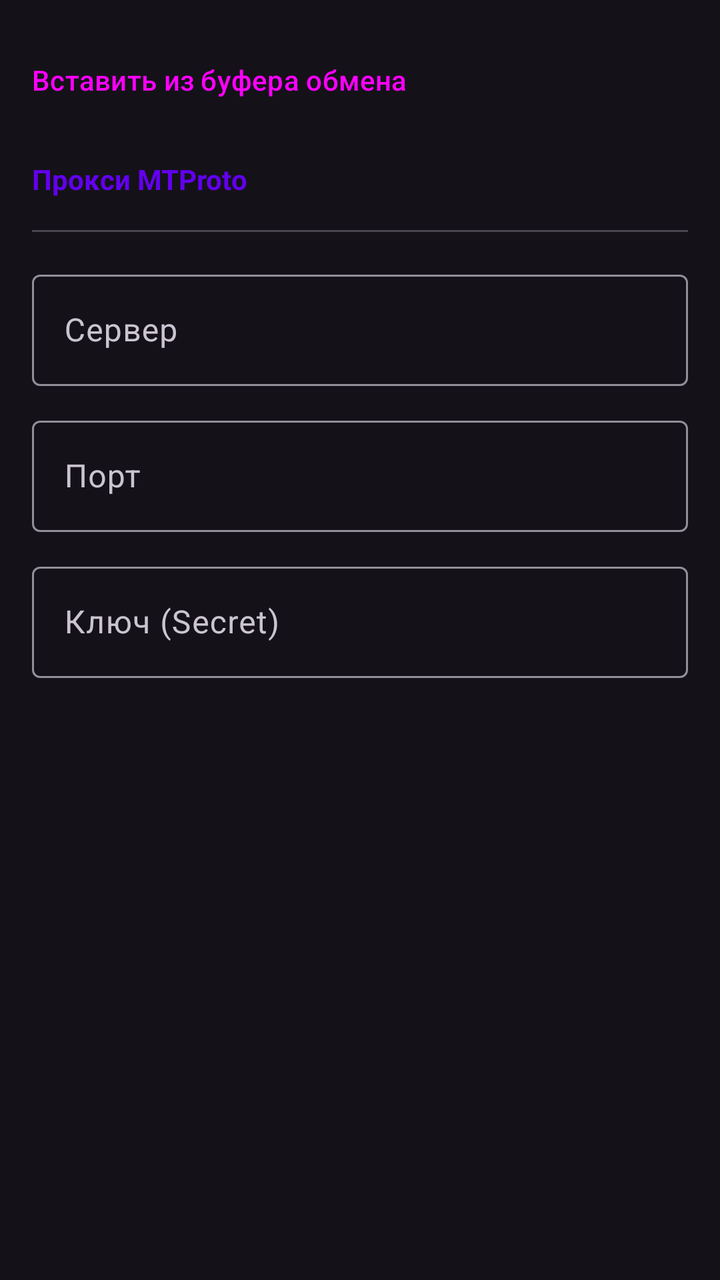
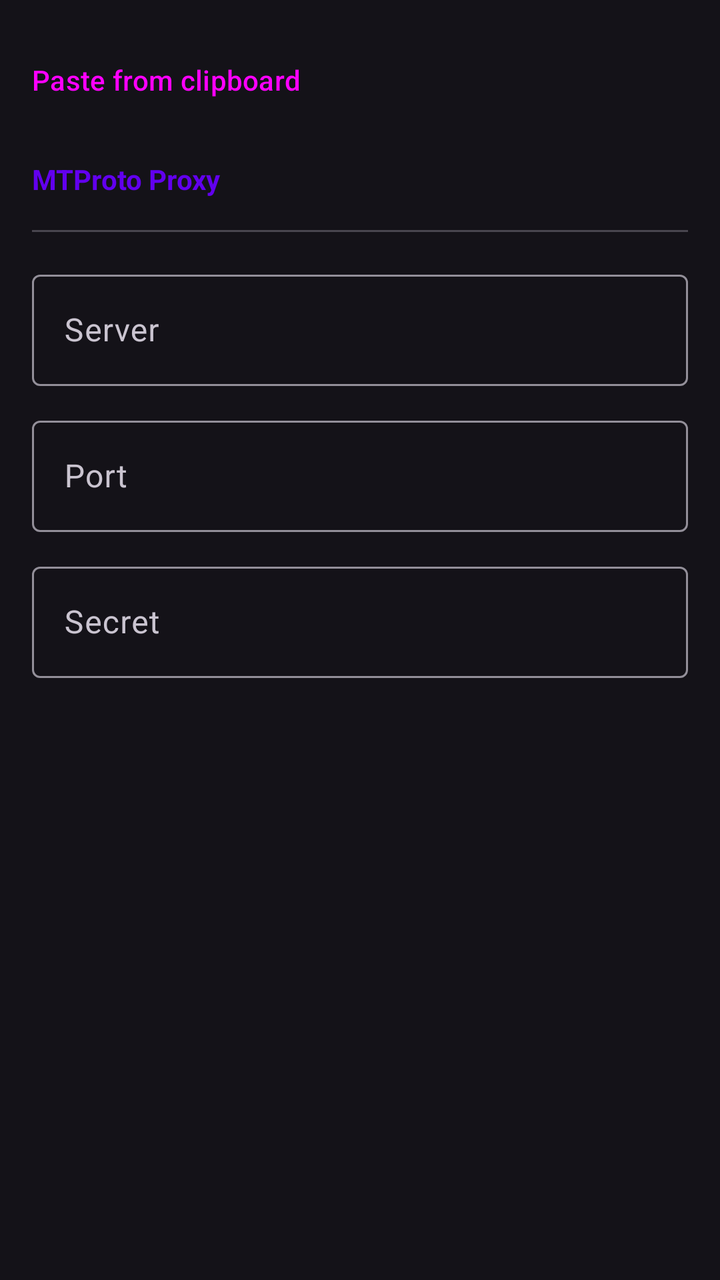

Two renders of the same Android screen: before a commit and after it. Below are the layout's source before the change and the commit's diff.
<!-- AndroidManifest.xml: application theme Theme.TelegramNewsReader -->
<!-- res/layout/dialog_proxy_add.xml -->
<?xml version="1.0" encoding="utf-8"?>
<ScrollView xmlns:android="http://schemas.android.com/apk/res/android"
    android:layout_width="match_parent"
    android:layout_height="wrap_content">

    <LinearLayout
        android:layout_width="match_parent"
        android:layout_height="wrap_content"
        android:orientation="vertical"
        android:padding="16dp">

        <Button
            android:id="@+id/btn_paste_inline"
            style="@style/Widget.Material3.Button.TextButton"
            android:layout_width="match_parent"
            android:layout_height="wrap_content"
            android:text="Вставить из буфера обмена"
            android:gravity="start|center_vertical"
            android:paddingStart="0dp"
            android:layout_marginBottom="16dp" />

        <TextView
            android:layout_width="wrap_content"
            android:layout_height="wrap_content"
            android:text="Прокси MTProto"
            android:textColor="?attr/colorPrimary"
            android:textStyle="bold"
            android:layout_marginBottom="16dp" />

        <View
            android:layout_width="match_parent"
            android:layout_height="1dp"
            android:background="?attr/colorOutlineVariant"
            android:layout_marginBottom="16dp" />

        <com.google.android.material.textfield.TextInputLayout
            android:layout_width="match_parent"
            android:layout_height="wrap_content"
            android:hint="Сервер"
            style="@style/Widget.Material3.TextInputLayout.OutlinedBox"
            android:layout_marginBottom="12dp">
            <com.google.android.material.textfield.TextInputEditText
                android:id="@+id/et_proxy_host"
                android:layout_width="match_parent"
                android:layout_height="wrap_content"
                android:inputType="textUri" />
        </com.google.android.material.textfield.TextInputLayout>

        <com.google.android.material.textfield.TextInputLayout
            android:layout_width="match_parent"
            android:layout_height="wrap_content"
            android:hint="Порт"
            style="@style/Widget.Material3.TextInputLayout.OutlinedBox"
            android:layout_marginBottom="12dp">
            <com.google.android.material.textfield.TextInputEditText
                android:id="@+id/et_proxy_port"
                android:layout_width="match_parent"
                android:layout_height="wrap_content"
                android:inputType="number" />
        </com.google.android.material.textfield.TextInputLayout>

        <com.google.android.material.textfield.TextInputLayout
            android:layout_width="match_parent"
            android:layout_height="wrap_content"
            android:hint="Ключ (Secret)"
            style="@style/Widget.Material3.TextInputLayout.OutlinedBox"
            android:layout_marginBottom="16dp">
            <com.google.android.material.textfield.TextInputEditText
                android:id="@+id/et_proxy_secret"
                android:layout_width="match_parent"
                android:layout_height="wrap_content"
                android:inputType="textVisiblePassword" />
        </com.google.android.material.textfield.TextInputLayout>

        <Button
            android:id="@+id/btn_delete_proxy_inline"
            style="@style/Widget.Material3.Button.TextButton"
            android:layout_width="match_parent"
            android:layout_height="wrap_content"
            android:text="Удалить"
            android:textColor="?attr/colorError"
            android:gravity="start|center_vertical"
            android:paddingStart="0dp"
            android:visibility="gone" />

    </LinearLayout>
</ScrollView>
<!-- resources referenced by this layout -->
<resources>
  <style name="Theme.TelegramNewsReader" parent="Theme.TelegramNewsReader.Purple" />
  <style name="Theme.TelegramNewsReader.Purple" parent="Theme.Material3.Dark.NoActionBar">
          <item name="colorPrimary">@color/purple_500</item>
          <item name="colorPrimaryVariant">@color/purple_700</item>
          <item name="colorOnPrimary">@color/white</item>
          <item name="android:statusBarColor">?attr/colorPrimaryVariant</item>
          <item name="actionBarStyle">@style/CustomActionBarStyle</item>
      </style>
  <color name="purple_500">#FF6200EE</color>
  <color name="purple_700">#FF3700B3</color>
  <color name="white">#FFFFFFFF</color>
  <style name="CustomActionBarStyle" parent="Widget.Material3.ActionBar.Solid">
          <item name="titleTextStyle">@style/CustomActionBarTitle</item>
          <item name="android:titleTextStyle">@style/CustomActionBarTitle</item>
      </style>
  <style name="CustomActionBarTitle" parent="TextAppearance.Material3.ActionBar.Title">
          <item name="android:textSize">18sp</item>
          <item name="android:textStyle">bold</item>
          <item name="android:textColor">@color/white</item>
          <item name="android:gravity">center</item>
          <item name="android:layout_gravity">center</item>
      </style>
</resources>

<!-- the commit's change to res/layout/dialog_proxy_add.xml (unified diff, before → after) -->
@@ -14,7 +14,7 @@
             style="@style/Widget.Material3.Button.TextButton"
             android:layout_width="match_parent"
             android:layout_height="wrap_content"
-            android:text="Вставить из буфера обмена"
+            android:text="@string/paste_from_clipboard"
             android:gravity="start|center_vertical"
             android:paddingStart="0dp"
             android:layout_marginBottom="16dp" />
@@ -22,7 +22,7 @@
         <TextView
             android:layout_width="wrap_content"
             android:layout_height="wrap_content"
-            android:text="Прокси MTProto"
+            android:text="@string/proxy_mtproto"
             android:textColor="?attr/colorPrimary"
             android:textStyle="bold"
             android:layout_marginBottom="16dp" />
@@ -36,7 +36,7 @@
         <com.google.android.material.textfield.TextInputLayout
             android:layout_width="match_parent"
             android:layout_height="wrap_content"
-            android:hint="Сервер"
+            android:hint="@string/server"
             style="@style/Widget.Material3.TextInputLayout.OutlinedBox"
             android:layout_marginBottom="12dp">
             <com.google.android.material.textfield.TextInputEditText
@@ -49,7 +49,7 @@
         <com.google.android.material.textfield.TextInputLayout
             android:layout_width="match_parent"
             android:layout_height="wrap_content"
-            android:hint="Порт"
+            android:hint="@string/port"
             style="@style/Widget.Material3.TextInputLayout.OutlinedBox"
             android:layout_marginBottom="12dp">
             <com.google.android.material.textfield.TextInputEditText
@@ -62,7 +62,7 @@
         <com.google.android.material.textfield.TextInputLayout
             android:layout_width="match_parent"
             android:layout_height="wrap_content"
-            android:hint="Ключ (Secret)"
+            android:hint="@string/secret"
             style="@style/Widget.Material3.TextInputLayout.OutlinedBox"
             android:layout_marginBottom="16dp">
             <com.google.android.material.textfield.TextInputEditText
@@ -77,7 +77,7 @@
             style="@style/Widget.Material3.Button.TextButton"
             android:layout_width="match_parent"
             android:layout_height="wrap_content"
-            android:text="Удалить"
+            android:text="@string/delete"
             android:textColor="?attr/colorError"
             android:gravity="start|center_vertical"
             android:paddingStart="0dp"
<!-- resource entries referenced after the edit -->
@@ -1,5 +1,11 @@
 <!-- resources referenced by this layout -->
 <resources>
+  <string name="delete">Delete</string>
+  <string name="paste_from_clipboard">Paste from clipboard</string>
+  <string name="port">Port</string>
+  <string name="proxy_mtproto">MTProto Proxy</string>
+  <string name="secret">Secret</string>
+  <string name="server">Server</string>
   <style name="Theme.TelegramNewsReader" parent="Theme.TelegramNewsReader.Purple" />
   <style name="Theme.TelegramNewsReader.Purple" parent="Theme.Material3.Dark.NoActionBar">
           <item name="colorPrimary">@color/purple_500</item>
